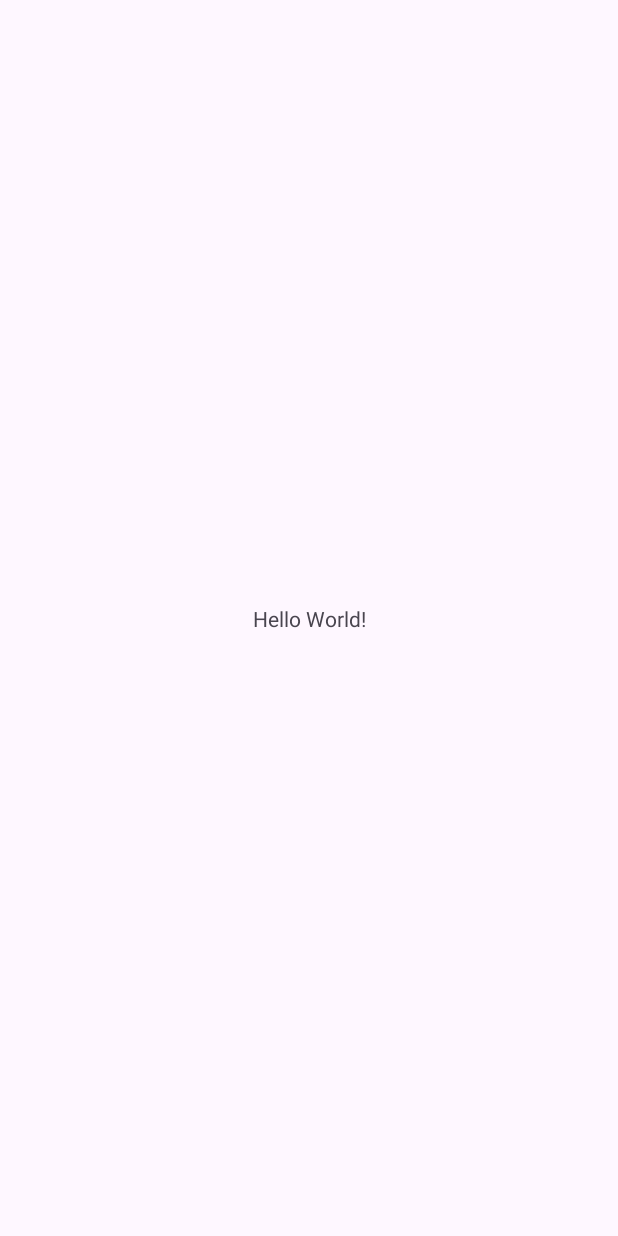
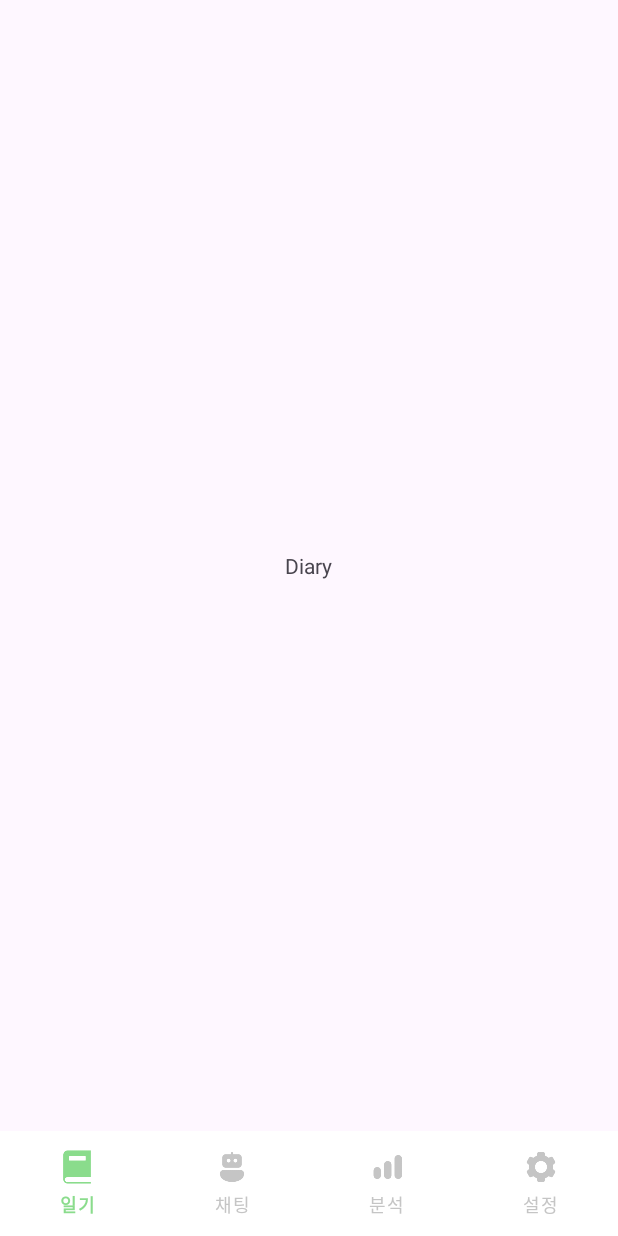
Before and after one commit to KU-diarymate/android_diarymate, an Android app: the screen it shows after launch (MainActivity), on a phone screen of 412 x 824 dp. Before the commit the screen is almost empty. Run offline under Robolectric (Android 15) with nearby library versions, the phone set to English and light mode, and no system bars.

Commit message:
feat : add main activity bottom navigation feat : add fragments feat : set color theme

```diff
--- /dev/null
+++ b/app/src/main/java/ku/kpro/scrapit/DiaryFragment.kt
@@ -0,0 +1,23 @@
+package ku.kpro.scrapit
+
+import android.os.Bundle
+import android.view.LayoutInflater
+import android.view.View
+import android.view.ViewGroup
+import androidx.fragment.app.Fragment
+import ku.kpro.scrapit.databinding.FragmentDiaryBinding
+
+class DiaryFragment : Fragment() {
+
+    private lateinit var binding : FragmentDiaryBinding
+
+    override fun onCreateView(
+        inflater: LayoutInflater,
+        container: ViewGroup?,
+        savedInstanceState: Bundle?
+    ): View? {
+        binding = FragmentDiaryBinding.inflate(inflater, container, false)
+
+        return binding.root
+    }
+}
--- a/app/src/main/java/ku/kpro/scrapit/MainActivity.kt
+++ b/app/src/main/java/ku/kpro/scrapit/MainActivity.kt
@@ -2,10 +2,78 @@ package ku.kpro.scrapit
 
 import androidx.appcompat.app.AppCompatActivity
 import android.os.Bundle
+import android.view.MenuItem
+import androidx.fragment.app.Fragment
+import androidx.fragment.app.FragmentManager
+import androidx.lifecycle.Lifecycle
+import androidx.viewpager2.adapter.FragmentStateAdapter
+import androidx.viewpager2.widget.ViewPager2
+import ku.kpro.scrapit.databinding.ActivityMainBinding
 
 class MainActivity : AppCompatActivity() {
+
+    private lateinit var binding : ActivityMainBinding
+
     override fun onCreate(savedInstanceState: Bundle?) {
         super.onCreate(savedInstanceState)
-        setContentView(R.layout.activity_main)
+        binding = ActivityMainBinding.inflate(layoutInflater)
+        setContentView(binding.root)
+
+        binding.mainPager.isUserInputEnabled = true
+        binding.mainPager.adapter = ViewPagerAdapter(supportFragmentManager,lifecycle)
+        binding.mainPager.registerOnPageChangeCallback(PageChangeCallback())
+        binding.mainBottomNav.setOnItemSelectedListener { navigationSelected(it) }
     }
+
+    private fun navigationSelected(item: MenuItem): Boolean {
+        val checked = item.setChecked(true)
+        when (checked.itemId) {
+            R.id.diary_nav-> {
+                binding.mainPager.currentItem = 0
+                return true
+            }
+            R.id.chatting_nav -> {
+                binding.mainPager.currentItem = 1
+                return true
+            }
+            R.id.analysis_nav -> {
+                binding.mainPager.currentItem = 2
+                return true
+            }
+            R.id.setting_nav -> {
+                binding.mainPager.currentItem = 3
+                return true
+            }
+        }
+        return false
+    }
+
+    private inner class ViewPagerAdapter (fragmentManager: FragmentManager, lifecycle: Lifecycle) : FragmentStateAdapter(fragmentManager,lifecycle){
+        override fun getItemCount(): Int = 4
+
+        override fun createFragment(position: Int): Fragment {
+            return when (position) {
+                0 -> DiaryFragment()
+                1 -> ChattingFragment()
+                2 -> AnalysisFragment()
+                3 -> SettingFragment()
+                else -> error("no such position: $position")
+            }
+        }
+
+    }
+
+    private inner class PageChangeCallback: ViewPager2.OnPageChangeCallback() {
+        override fun onPageSelected(position: Int) {
+            super.onPageSelected(position)
+            binding.mainBottomNav.selectedItemId = when (position) {
+                0 -> R.id.diary_nav
+                1 -> R.id.chatting_nav
+                2 -> R.id.analysis_nav
+                3 -> R.id.setting_nav
+                else -> error("no such position: $position")
+            }
+        }
+    }
+
 }
--- /dev/null
+++ b/app/src/main/res/color/bottom_nav_green.xml
@@ -0,0 +1,7 @@
+<?xml version="1.0" encoding="utf-8"?>
+<selector xmlns:android="http://schemas.android.com/apk/res/android">
+
+    <item android:color="@color/grey" android:state_selected="false"/>
+    <item android:color="@color/green_theme"  android:state_selected="true"/>
+
+</selector>
--- a/app/src/main/res/layout/activity_main.xml
+++ b/app/src/main/res/layout/activity_main.xml
@@ -6,13 +6,28 @@
     android:layout_height="match_parent"
     tools:context=".MainActivity">
 
-    <TextView
-        android:layout_width="wrap_content"
-        android:layout_height="wrap_content"
-        android:text="Hello World!"
+    <androidx.viewpager2.widget.ViewPager2
+        android:id="@+id/main_pager"
+        android:layout_width="match_parent"
+        android:layout_height="0dp"
+        app:layout_constraintStart_toStartOf="parent"
+        app:layout_constraintEnd_toEndOf="parent"
+        app:layout_constraintTop_toTopOf="parent"
+        app:layout_constraintBottom_toTopOf="@id/main_bottom_nav"
+        android:orientation="horizontal"/>
+
+    <com.google.android.material.bottomnavigation.BottomNavigationView
+        android:id="@+id/main_bottom_nav"
+        android:layout_width="match_parent"
+        android:layout_height="70dp"
+        app:labelVisibilityMode="labeled"
+        app:layout_constraintStart_toStartOf="parent"
+        app:layout_constraintEnd_toEndOf="parent"
         app:layout_constraintBottom_toBottomOf="parent"
-        app:layout_constraintEnd_toEndOf="parent"
-        app:layout_constraintStart_toStartOf="parent"
-        app:layout_constraintTop_toTopOf="parent" />
+        app:itemBackground="@color/white"
+        app:menu="@menu/main_bottom_nav"
+        app:itemIconTint="@color/bottom_nav_green"
+        app:itemTextColor="@color/bottom_nav_green"
+        app:itemActiveIndicatorStyle="@color/transparent"/>
 
 </androidx.constraintlayout.widget.ConstraintLayout>
--- a/app/src/main/res/layout/fragment_diary.xml
+++ b/app/src/main/res/layout/fragment_diary.xml
@@ -1,6 +1,16 @@
 <?xml version="1.0" encoding="utf-8"?>
 <androidx.constraintlayout.widget.ConstraintLayout xmlns:android="http://schemas.android.com/apk/res/android"
     android:layout_width="match_parent"
-    android:layout_height="match_parent">
+    android:layout_height="match_parent"
+    xmlns:app="http://schemas.android.com/apk/res-auto">
+
+    <TextView
+        android:layout_width="wrap_content"
+        android:layout_height="wrap_content"
+        android:text="Diary"
+        app:layout_constraintBottom_toBottomOf="parent"
+        app:layout_constraintEnd_toEndOf="parent"
+        app:layout_constraintStart_toStartOf="parent"
+        app:layout_constraintTop_toTopOf="parent" />
 
 </androidx.constraintlayout.widget.ConstraintLayout>
--- /dev/null
+++ b/app/src/main/res/menu/main_bottom_nav.xml
@@ -0,0 +1,29 @@
+<?xml version="1.0" encoding="utf-8"?>
+<menu xmlns:android="http://schemas.android.com/apk/res/android"
+    xmlns:app="http://schemas.android.com/apk/res-auto">
+
+    <item
+        android:id="@+id/diary_nav"
+        android:icon="@drawable/menu_diary"
+        android:title="일기"
+        app:showAsAction="withText" />
+
+    <item
+        android:id="@+id/chatting_nav"
+        android:icon="@drawable/menu_chatting"
+        android:title="채팅"
+        app:showAsAction="withText"/>
+
+    <item
+        android:id="@+id/analysis_nav"
+        android:icon="@drawable/menu_analysis"
+        android:title="분석"
+        app:showAsAction="withText"/>
+
+    <item
+        android:id="@+id/setting_nav"
+        android:icon="@drawable/menu_setting"
+        android:title="설정"
+        app:showAsAction="withText"/>
+
+</menu>
--- a/app/src/main/res/values/colors.xml
+++ b/app/src/main/res/values/colors.xml
@@ -2,4 +2,12 @@
 <resources>
     <color name="black">#FF000000</color>
     <color name="white">#FFFFFFFF</color>
+    <color name="transparent">#00000000</color>
+    <color name="red_theme">#FF8A7D</color>
+    <color name="grey">#C5C5C5</color>
+    <color name="yellow_theme">#FFD776</color>
+    <color name="green_theme">#8ADC8C</color>
+    <color name="blue_theme">#88C8FF</color>
+    <color name="purple_theme">#C1A5FF</color>
+    <color name="pink_theme">#FFAAD7</color>
 </resources>
--- a/app/src/main/res/values/themes.xml
+++ b/app/src/main/res/values/themes.xml
@@ -1,8 +1,7 @@
 <resources xmlns:tools="http://schemas.android.com/tools">
     <!-- Base application theme. -->
     <style name="Base.Theme.ScrapIT" parent="Theme.Material3.DayNight.NoActionBar">
-        <!-- Customize your light theme here. -->
-        <!-- <item name="colorPrimary">@color/my_light_primary</item> -->
+
     </style>
 
     <style name="Theme.ScrapIT" parent="Base.Theme.ScrapIT" />
```
Also changed, not shown: app/build.gradle (+7 -3 lines), app/src/main/java/ku/kpro/scrapit/AnalysisFragment.kt (added, +24 -0 lines), app/src/main/java/ku/kpro/scrapit/ChattingFragment.kt (added, +24 -0 lines), app/src/main/java/ku/kpro/scrapit/SettingFragment.kt (added, +24 -0 lines), app/src/main/res/layout/fragment_analysis.xml (+11 -1 lines), app/src/main/res/layout/fragment_chatting.xml (+11 -1 lines), app/src/main/res/layout/fragment_setting.xml (+11 -1 lines), app/src/main/res/drawable/menu_analysis.png (added), app/src/main/res/drawable/menu_chatting.png (added), app/src/main/res/drawable/menu_diary.png (added), app/src/main/res/drawable/menu_setting.png (added).
